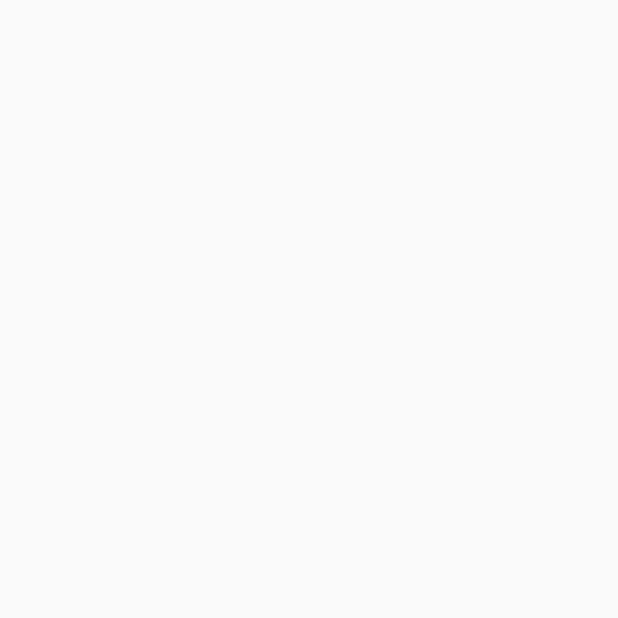
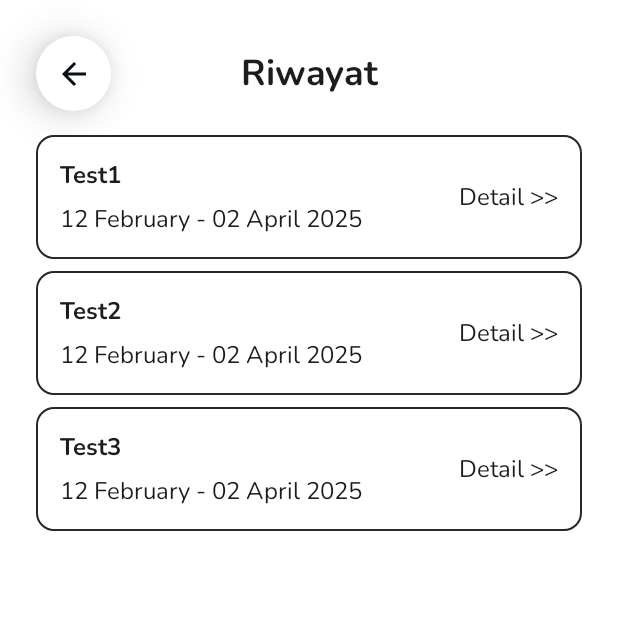
Before and after one commit to Lanzkuy/sleep-care, an Android app built with Jetpack Compose: the HistoryScreen screen opened through its navigation route, on a phone screen of 412 x 824 dp, the top half of it. Before the commit the part shown is empty. Run offline under Robolectric (Android 15) with nearby library versions, the phone set to English and light mode, and no system bars; our stand-ins replace Dagger/Hilt's generated code.

Commit message:
✨ add history screen

```diff
--- /dev/null
+++ b/app/src/main/java/com/lans/sleep_care/presentation/component/HistoryItem.kt
@@ -0,0 +1,72 @@
+package com.lans.sleep_care.presentation.component
+
+import androidx.compose.foundation.BorderStroke
+import androidx.compose.foundation.layout.Arrangement
+import androidx.compose.foundation.layout.Column
+import androidx.compose.foundation.layout.Row
+import androidx.compose.foundation.layout.Spacer
+import androidx.compose.foundation.layout.fillMaxHeight
+import androidx.compose.foundation.layout.fillMaxWidth
+import androidx.compose.foundation.layout.height
+import androidx.compose.foundation.layout.padding
+import androidx.compose.material3.CardDefaults
+import androidx.compose.material3.OutlinedCard
+import androidx.compose.material3.Text
+import androidx.compose.runtime.Composable
+import androidx.compose.ui.Alignment
+import androidx.compose.ui.Modifier
+import androidx.compose.ui.res.stringResource
+import androidx.compose.ui.text.font.FontWeight
+import com.lans.sleep_care.R
+import com.lans.sleep_care.presentation.theme.DarkGray
+import com.lans.sleep_care.presentation.theme.Dimens
+import com.lans.sleep_care.presentation.theme.White
+
+@Composable
+fun HistoryItem(
+    name: String,
+    date: String,
+    onClick: () -> Unit
+) {
+    OutlinedCard(
+        modifier = Modifier
+            .fillMaxWidth(),
+        border = BorderStroke(Dimens.dp1, DarkGray),
+        colors = CardDefaults.outlinedCardColors(
+            containerColor = White
+        ),
+        onClick = onClick
+    ) {
+        Row(
+            modifier = Modifier
+                .fillMaxWidth()
+                .padding(Dimens.dp16),
+            horizontalArrangement = Arrangement.SpaceBetween,
+            verticalAlignment = Alignment.CenterVertically
+        ) {
+            Column(
+                modifier = Modifier
+                    .fillMaxHeight(),
+                verticalArrangement = Arrangement.SpaceBetween
+            ) {
+                Text(
+                    text = name,
+                    fontSize = Dimens.sp16,
+                    fontWeight = FontWeight.Bold
+                )
+                Spacer(
+                    modifier = Modifier
+                        .height(Dimens.dp8)
+                )
+                Text(
+                    text = date,
+                    fontSize = Dimens.sp16
+                )
+            }
+            Text(
+                text = "${stringResource(R.string.detail)} >>",
+                fontSize = Dimens.sp16
+            )
+        }
+    }
+}
--- a/app/src/main/java/com/lans/sleep_care/presentation/navigation/NavGraph.kt
+++ b/app/src/main/java/com/lans/sleep_care/presentation/navigation/NavGraph.kt
@@ -14,6 +14,7 @@ import androidx.navigation.compose.currentBackStackEntryAsState
 import androidx.navigation.compose.rememberNavController
 import com.lans.sleep_care.presentation.screen.chatbot.ChatbotScreen
 import com.lans.sleep_care.presentation.screen.forgot_password.ForgotPasswordScreen
+import com.lans.sleep_care.presentation.screen.history.HistoryScreen
 import com.lans.sleep_care.presentation.screen.home.HomeScreen
 import com.lans.sleep_care.presentation.screen.login.LoginScreen
 import com.lans.sleep_care.presentation.screen.register.RegisterScreen
@@ -110,7 +111,11 @@ fun NavGraph(
                         popUpTo(route = Route.HomeScreen.route)
                     }
                 },
-                navigateToHistory = { }
+                navigateToHistory = {
+                    navController.navigate(route = Route.HistoryScreen.route) {
+                        popUpTo(route = Route.HomeScreen.route)
+                    }
+                }
             )
         }
         composable(route = Route.TherapistScreen.route) {
@@ -130,6 +135,11 @@ fun NavGraph(
             )
         }
         composable(route = Route.HistoryScreen.route) {
+            HistoryScreen(
+                navigateToHome = {
+                    navController.navigateUp()
+                }
+            )
         }
     }
 }
--- /dev/null
+++ b/app/src/main/java/com/lans/sleep_care/presentation/screen/history/HistoryScreen.kt
@@ -0,0 +1,104 @@
+package com.lans.sleep_care.presentation.screen.history
+
+import androidx.compose.foundation.background
+import androidx.compose.foundation.layout.Arrangement
+import androidx.compose.foundation.layout.Column
+import androidx.compose.foundation.layout.Row
+import androidx.compose.foundation.layout.Spacer
+import androidx.compose.foundation.layout.fillMaxSize
+import androidx.compose.foundation.layout.fillMaxWidth
+import androidx.compose.foundation.layout.height
+import androidx.compose.foundation.layout.navigationBarsPadding
+import androidx.compose.foundation.layout.padding
+import androidx.compose.foundation.layout.size
+import androidx.compose.foundation.layout.statusBarsPadding
+import androidx.compose.foundation.lazy.LazyColumn
+import androidx.compose.foundation.lazy.items
+import androidx.compose.material.icons.Icons
+import androidx.compose.material.icons.automirrored.filled.ArrowBack
+import androidx.compose.material3.Text
+import androidx.compose.runtime.Composable
+import androidx.compose.runtime.getValue
+import androidx.compose.ui.Alignment
+import androidx.compose.ui.Modifier
+import androidx.compose.ui.res.stringResource
+import androidx.compose.ui.text.font.FontWeight
+import androidx.compose.ui.text.style.TextAlign
+import androidx.hilt.navigation.compose.hiltViewModel
+import com.lans.sleep_care.R
+import com.lans.sleep_care.presentation.component.ElevatedIconButton
+import com.lans.sleep_care.presentation.component.HistoryItem
+import com.lans.sleep_care.presentation.theme.Black
+import com.lans.sleep_care.presentation.theme.Dimens
+import com.lans.sleep_care.presentation.theme.Rounded
+import com.lans.sleep_care.presentation.theme.White
+
+@Composable
+fun HistoryScreen(
+    viewModel: HistoryViewModel = hiltViewModel(),
+    navigateToHome: () -> Unit
+) {
+    val histories = listOf("Test1", "Test2", "Test3")
+    val state by viewModel.state
+
+    Column(
+        modifier = Modifier
+            .background(White)
+            .fillMaxSize()
+            .statusBarsPadding()
+            .navigationBarsPadding()
+            .padding(Dimens.dp24)
+    ) {
+        Row(
+            modifier = Modifier
+                .fillMaxWidth(),
+            horizontalArrangement = Arrangement.spacedBy(Dimens.dp12),
+            verticalAlignment = Alignment.CenterVertically
+        ) {
+            ElevatedIconButton(
+                modifier = Modifier
+                    .size(Dimens.dp50),
+                color = White,
+                tint = Black,
+                icon = Icons.AutoMirrored.Default.ArrowBack,
+                shape = Rounded,
+                onClick = {
+                    navigateToHome.invoke()
+                }
+            )
+            Text(
+                modifier = Modifier
+                    .fillMaxWidth()
+                    .weight(1f),
+                text = stringResource(R.string.history),
+                textAlign = TextAlign.Center,
+                fontSize = Dimens.sp24,
+                fontWeight = FontWeight.Bold
+            )
+            Spacer(
+                modifier = Modifier
+                    .size(Dimens.dp50)
+            )
+        }
+        Spacer(
+            modifier = Modifier
+                .fillMaxWidth()
+                .height(Dimens.dp16)
+        )
+        LazyColumn(
+            modifier = Modifier
+                .fillMaxWidth()
+                .weight(1f),
+            verticalArrangement = Arrangement.spacedBy(Dimens.dp8)
+        ) {
+            items(histories) { name ->
+                HistoryItem(
+                    name = name,
+                    date = "12 February - 02 April 2025",
+                    onClick = { }
+                )
+            }
+        }
+
+    }
+}
--- /dev/null
+++ b/app/src/main/java/com/lans/sleep_care/presentation/screen/history/HistoryUIEvent.kt
@@ -0,0 +1,5 @@
+package com.lans.sleep_care.presentation.screen.history
+
+sealed class HistoryUIEvent {
+    data class HistoryItemClicked(val historyId: String): HistoryUIEvent()
+}
--- /dev/null
+++ b/app/src/main/java/com/lans/sleep_care/presentation/screen/history/HistoryUIState.kt
@@ -0,0 +1,7 @@
+package com.lans.sleep_care.presentation.screen.history
+
+data class HistoryUIState(
+    var isLoading: Boolean = false,
+    var error: String = "",
+    var histories: String? = null
+)
--- /dev/null
+++ b/app/src/main/java/com/lans/sleep_care/presentation/screen/history/HistoryViewModel.kt
@@ -0,0 +1,19 @@
+package com.lans.sleep_care.presentation.screen.history
+
+import androidx.compose.runtime.State
+import androidx.compose.runtime.mutableStateOf
+import androidx.lifecycle.ViewModel
+import dagger.hilt.android.lifecycle.HiltViewModel
+import javax.inject.Inject
+
+@HiltViewModel
+class HistoryViewModel @Inject constructor() : ViewModel() {
+    private val _state = mutableStateOf(HistoryUIState())
+    val state: State<HistoryUIState> get() = _state
+
+    fun onEvent(event: HistoryUIEvent) {
+        if (event is HistoryUIEvent.HistoryItemClicked) {
+
+        }
+    }
+}
--- a/app/src/main/res/values/strings.xml
+++ b/app/src/main/res/values/strings.xml
@@ -29,4 +29,5 @@
     <string name="search">Cari</string>
     <string name="year">%1$s tahun</string>
     <string name="percent">%1$d%%</string>
+    <string name="detail">Detail</string>
 </resources>
```
